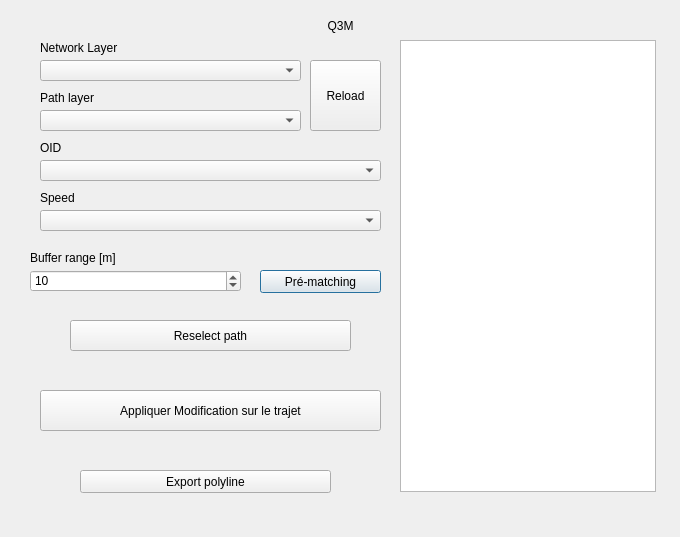
Above: first_dialog_base.ui from LAEQ/Assisted-MapMatching before the change. Below: the same form after it.
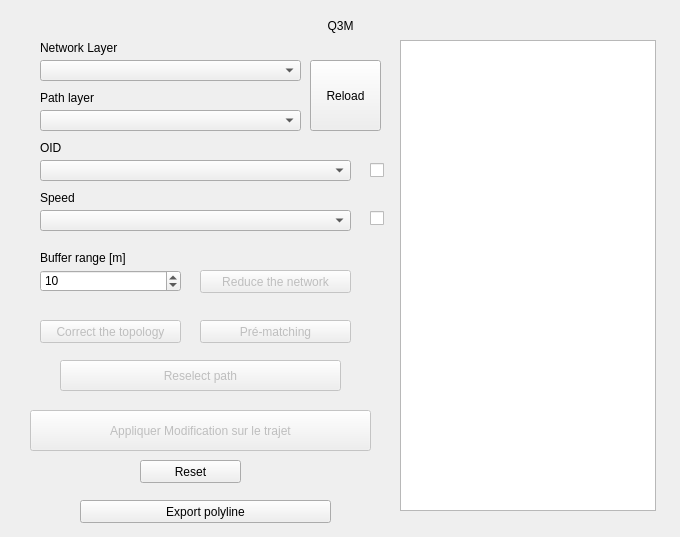
That is the form after the change.

Patch:
```diff
--- a/first_dialog_base.ui
+++ b/first_dialog_base.ui
@@ -117,7 +117,7 @@
     <rect>
      <x>40</x>
      <y>160</y>
-     <width>341</width>
+     <width>311</width>
      <height>21</height>
     </rect>
    </property>
@@ -146,7 +146,7 @@
     <rect>
      <x>40</x>
      <y>210</y>
-     <width>341</width>
+     <width>311</width>
      <height>21</height>
     </rect>
    </property>
@@ -160,9 +160,9 @@
   <widget class="QSpinBox" name="spinBoxBufferRange">
    <property name="geometry">
     <rect>
-     <x>30</x>
+     <x>40</x>
      <y>270</y>
-     <width>211</width>
+     <width>141</width>
      <height>22</height>
     </rect>
    </property>
@@ -174,11 +174,14 @@
    </property>
   </widget>
   <widget class="QPushButton" name="pushButtonMapMatching">
+   <property name="enabled">
+    <bool>false</bool>
+   </property>
    <property name="geometry">
     <rect>
-     <x>260</x>
-     <y>270</y>
-     <width>121</width>
+     <x>200</x>
+     <y>320</y>
+     <width>151</width>
      <height>23</height>
     </rect>
    </property>
@@ -187,10 +190,13 @@
    </property>
   </widget>
   <widget class="QPushButton" name="pushButtonReselectPath">
+   <property name="enabled">
+    <bool>false</bool>
+   </property>
    <property name="geometry">
     <rect>
-     <x>70</x>
-     <y>320</y>
+     <x>60</x>
+     <y>360</y>
      <width>281</width>
      <height>31</height>
     </rect>
@@ -200,10 +206,13 @@
    </property>
   </widget>
   <widget class="QPushButton" name="pushButtonApplyPathChange">
+   <property name="enabled">
+    <bool>false</bool>
+   </property>
    <property name="geometry">
     <rect>
-     <x>40</x>
-     <y>390</y>
+     <x>30</x>
+     <y>410</y>
      <width>341</width>
      <height>41</height>
     </rect>
@@ -216,7 +225,7 @@
    <property name="geometry">
     <rect>
      <x>80</x>
-     <y>470</y>
+     <y>500</y>
      <width>251</width>
      <height>23</height>
     </rect>
@@ -228,7 +237,7 @@
   <widget class="QLabel" name="label_6">
    <property name="geometry">
     <rect>
-     <x>30</x>
+     <x>40</x>
      <y>250</y>
      <width>111</width>
      <height>16</height>
@@ -269,7 +278,7 @@
      <x>400</x>
      <y>40</y>
      <width>256</width>
-     <height>452</height>
+     <height>471</height>
     </rect>
    </property>
    <property name="sizePolicy">
@@ -285,6 +294,104 @@
     <bool>true</bool>
    </property>
   </widget>
+  <widget class="QCheckBox" name="checkBox_OID">
+   <property name="enabled">
+    <bool>true</bool>
+   </property>
+   <property name="geometry">
+    <rect>
+     <x>370</x>
+     <y>160</y>
+     <width>16</width>
+     <height>21</height>
+    </rect>
+   </property>
+   <property name="maximumSize">
+    <size>
+     <width>16777215</width>
+     <height>16777215</height>
+    </size>
+   </property>
+   <property name="sizeIncrement">
+    <size>
+     <width>0</width>
+     <height>0</height>
+    </size>
+   </property>
+   <property name="baseSize">
+    <size>
+     <width>0</width>
+     <height>0</height>
+    </size>
+   </property>
+   <property name="text">
+    <string/>
+   </property>
+   <property name="iconSize">
+    <size>
+     <width>16</width>
+     <height>16</height>
+    </size>
+   </property>
+  </widget>
+  <widget class="QCheckBox" name="checkBox_Speed">
+   <property name="geometry">
+    <rect>
+     <x>370</x>
+     <y>210</y>
+     <width>16</width>
+     <height>17</height>
+    </rect>
+   </property>
+   <property name="text">
+    <string/>
+   </property>
+  </widget>
+  <widget class="QPushButton" name="pushButtonReduceNetwork">
+   <property name="enabled">
+    <bool>false</bool>
+   </property>
+   <property name="geometry">
+    <rect>
+     <x>200</x>
+     <y>270</y>
+     <width>151</width>
+     <height>23</height>
+    </rect>
+   </property>
+   <property name="text">
+    <string>Reduce the network</string>
+   </property>
+  </widget>
+  <widget class="QPushButton" name="pushButtonCorrectTopology">
+   <property name="enabled">
+    <bool>false</bool>
+   </property>
+   <property name="geometry">
+    <rect>
+     <x>40</x>
+     <y>320</y>
+     <width>141</width>
+     <height>23</height>
+    </rect>
+   </property>
+   <property name="text">
+    <string>Correct the topology</string>
+   </property>
+  </widget>
+  <widget class="QPushButton" name="pushButtonReset">
+   <property name="geometry">
+    <rect>
+     <x>140</x>
+     <y>460</y>
+     <width>101</width>
+     <height>23</height>
+    </rect>
+   </property>
+   <property name="text">
+    <string>Reset</string>
+   </property>
+  </widget>
  </widget>
  <resources/>
  <connections/>
```
